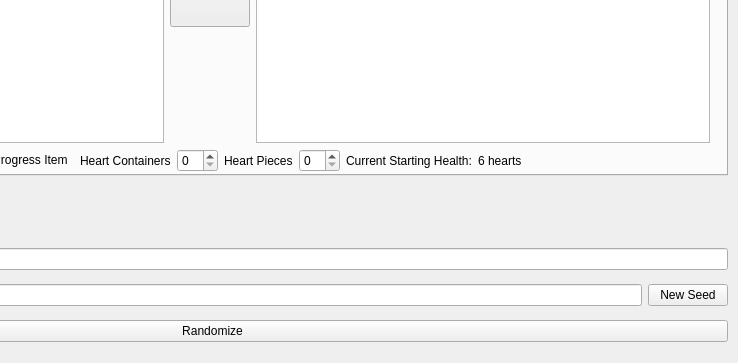
Qt form gui/randogui.ui (ssrando/ssrando) before a commit; both pictures show x 313 to 1051 and y 375 to 738 of the 1051 by 738 pixel window.
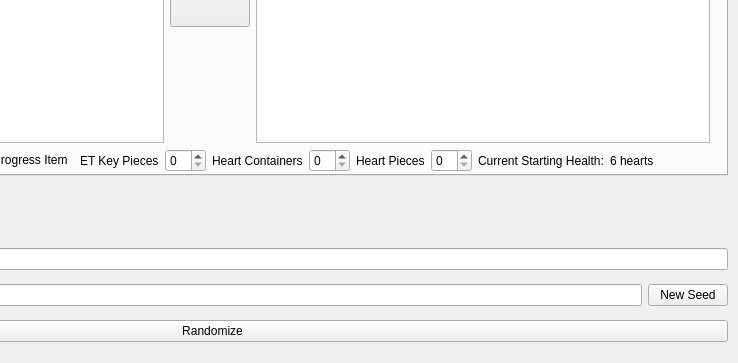
The same form after that commit.

Commit message: Add starting ET key pieces

```diff
--- a/gui/randogui.ui
+++ b/gui/randogui.ui
@@ -1848,6 +1848,20 @@
            </property>
           </widget>
          </item>
+         <item>
+          <layout class="QHBoxLayout" name="horizontalLayout_13">
+           <item>
+            <widget class="QLabel" name="label_for_option_et_key_pieces">
+             <property name="text">
+              <string>ET Key Pieces</string>
+             </property>
+            </widget>
+           </item>
+           <item>
+            <widget class="QSpinBox" name="option_et_key_pieces"/>
+           </item>
+          </layout>
+         </item>
          <item>
           <layout class="QHBoxLayout" name="horizontalLayout_28">
            <item>
```
The commit also changes 5 other files.
